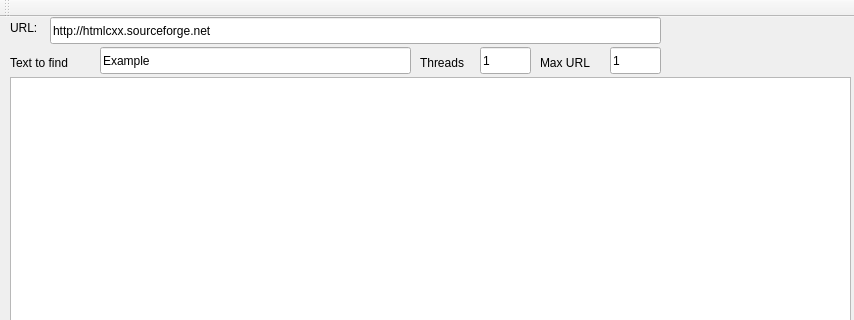
Before: the Qt Designer form UI/mainwindow.ui in kachkanius/url-parser, drawn with Qt 5; both pictures show x 0 to 854 and y 0 to 320 of the 854 by 552 pixel window.
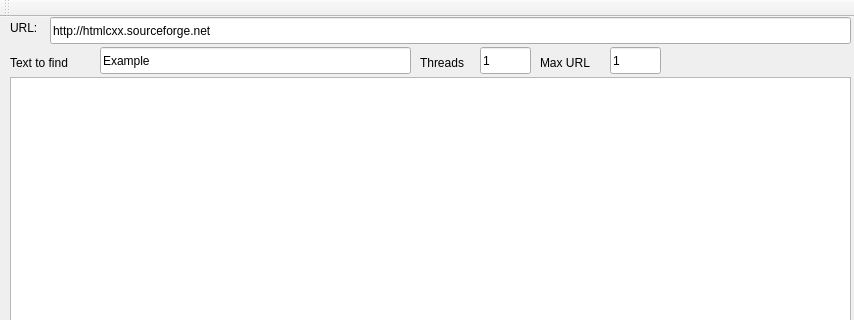
After: the same form once the commit is applied.

Diff of the .ui file:
```diff
--- a/UI/mainwindow.ui
+++ b/UI/mainwindow.ui
@@ -19,7 +19,7 @@
      <rect>
       <x>50</x>
       <y>0</y>
-      <width>611</width>
+      <width>801</width>
       <height>27</height>
      </rect>
     </property>
```
